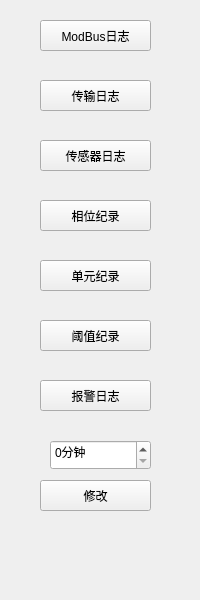
Before: the Qt Designer form IDC_TestSystem/mpdu/m_toolbox/m_logstoolwid.ui in ChinaClever/IDC_TestSystem, drawn with Qt 5.
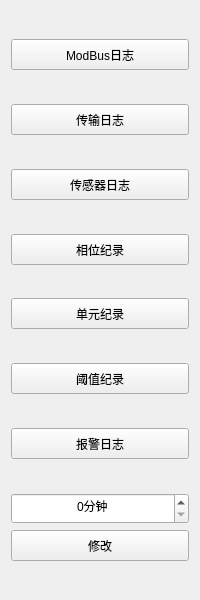
After: the same form once the commit is applied.

Commit message: 界面适应性修改

```diff
--- a/IDC_TestSystem/mpdu/m_toolbox/m_logstoolwid.ui
+++ b/IDC_TestSystem/mpdu/m_toolbox/m_logstoolwid.ui
@@ -13,126 +13,248 @@
   <property name="windowTitle">
    <string>Form</string>
   </property>
-  <widget class="QPushButton" name="timeBtn">
-   <property name="geometry">
-    <rect>
-     <x>40</x>
-     <y>480</y>
-     <width>111</width>
-     <height>31</height>
-    </rect>
-   </property>
-   <property name="text">
-    <string>修改</string>
-   </property>
-  </widget>
-  <widget class="QPushButton" name="transBtn">
-   <property name="geometry">
-    <rect>
-     <x>40</x>
-     <y>80</y>
-     <width>111</width>
-     <height>31</height>
-    </rect>
-   </property>
-   <property name="text">
-    <string>传输日志</string>
-   </property>
-  </widget>
-  <widget class="QPushButton" name="thresholdBtn">
-   <property name="geometry">
-    <rect>
-     <x>40</x>
-     <y>320</y>
-     <width>111</width>
-     <height>31</height>
-    </rect>
-   </property>
-   <property name="text">
-    <string>阈值纪录</string>
-   </property>
-  </widget>
-  <widget class="QSpinBox" name="spinBox">
-   <property name="geometry">
-    <rect>
-     <x>50</x>
-     <y>440</y>
-     <width>101</width>
-     <height>30</height>
-    </rect>
-   </property>
-   <property name="suffix">
-    <string>分钟</string>
-   </property>
-   <property name="maximum">
-    <number>999</number>
-   </property>
-  </widget>
-  <widget class="QPushButton" name="recordBtn">
-   <property name="geometry">
-    <rect>
-     <x>40</x>
-     <y>200</y>
-     <width>111</width>
-     <height>31</height>
-    </rect>
-   </property>
-   <property name="text">
-    <string>相位纪录</string>
-   </property>
-  </widget>
-  <widget class="QPushButton" name="modbusBtn">
-   <property name="geometry">
-    <rect>
-     <x>40</x>
-     <y>20</y>
-     <width>111</width>
-     <height>31</height>
-    </rect>
-   </property>
-   <property name="text">
-    <string>ModBus日志</string>
-   </property>
-  </widget>
-  <widget class="QPushButton" name="envBtn">
-   <property name="geometry">
-    <rect>
-     <x>40</x>
-     <y>140</y>
-     <width>111</width>
-     <height>31</height>
-    </rect>
-   </property>
-   <property name="text">
-    <string>传感器日志</string>
-   </property>
-  </widget>
-  <widget class="QPushButton" name="alarmBtn">
-   <property name="geometry">
-    <rect>
-     <x>40</x>
-     <y>380</y>
-     <width>111</width>
-     <height>31</height>
-    </rect>
-   </property>
-   <property name="text">
-    <string>报警日志</string>
-   </property>
-  </widget>
-  <widget class="QPushButton" name="outputBtn">
-   <property name="geometry">
-    <rect>
-     <x>40</x>
-     <y>260</y>
-     <width>111</width>
-     <height>31</height>
-    </rect>
-   </property>
-   <property name="text">
-    <string>单元纪录</string>
-   </property>
-  </widget>
+  <layout class="QVBoxLayout" name="verticalLayout">
+   <item>
+    <spacer name="verticalSpacer">
+     <property name="orientation">
+      <enum>Qt::Vertical</enum>
+     </property>
+     <property name="sizeHint" stdset="0">
+      <size>
+       <width>20</width>
+       <height>40</height>
+      </size>
+     </property>
+    </spacer>
+   </item>
+   <item>
+    <widget class="QPushButton" name="modbusBtn">
+     <property name="minimumSize">
+      <size>
+       <width>0</width>
+       <height>31</height>
+      </size>
+     </property>
+     <property name="text">
+      <string>ModBus日志</string>
+     </property>
+    </widget>
+   </item>
+   <item>
+    <spacer name="verticalSpacer_2">
+     <property name="orientation">
+      <enum>Qt::Vertical</enum>
+     </property>
+     <property name="sizeHint" stdset="0">
+      <size>
+       <width>20</width>
+       <height>40</height>
+      </size>
+     </property>
+    </spacer>
+   </item>
+   <item>
+    <widget class="QPushButton" name="transBtn">
+     <property name="minimumSize">
+      <size>
+       <width>0</width>
+       <height>31</height>
+      </size>
+     </property>
+     <property name="text">
+      <string>传输日志</string>
+     </property>
+    </widget>
+   </item>
+   <item>
+    <spacer name="verticalSpacer_3">
+     <property name="orientation">
+      <enum>Qt::Vertical</enum>
+     </property>
+     <property name="sizeHint" stdset="0">
+      <size>
+       <width>20</width>
+       <height>40</height>
+      </size>
+     </property>
+    </spacer>
+   </item>
+   <item>
+    <widget class="QPushButton" name="envBtn">
+     <property name="minimumSize">
+      <size>
+       <width>0</width>
+       <height>31</height>
+      </size>
+     </property>
+     <property name="text">
+      <string>传感器日志</string>
+     </property>
+    </widget>
+   </item>
+   <item>
+    <spacer name="verticalSpacer_4">
+     <property name="orientation">
+      <enum>Qt::Vertical</enum>
+     </property>
+     <property name="sizeHint" stdset="0">
+      <size>
+       <width>20</width>
+       <height>40</height>
+      </size>
+     </property>
+    </spacer>
+   </item>
+   <item>
+    <widget class="QPushButton" name="recordBtn">
+     <property name="minimumSize">
+      <size>
+       <width>0</width>
+       <height>31</height>
+      </size>
+     </property>
+     <property name="text">
+      <string>相位纪录</string>
+     </property>
+    </widget>
+   </item>
+   <item>
+    <spacer name="verticalSpacer_5">
+     <property name="orientation">
+      <enum>Qt::Vertical</enum>
+     </property>
+     <property name="sizeHint" stdset="0">
+      <size>
+       <width>20</width>
+       <height>40</height>
+      </size>
+     </property>
+    </spacer>
+   </item>
+   <item>
+    <widget class="QPushButton" name="outputBtn">
+     <property name="minimumSize">
+      <size>
+       <width>0</width>
+       <height>31</height>
+      </size>
+     </property>
+     <property name="text">
+      <string>单元纪录</string>
+     </property>
+    </widget>
+   </item>
+   <item>
+    <spacer name="verticalSpacer_6">
+     <property name="orientation">
+      <enum>Qt::Vertical</enum>
+     </property>
+     <property name="sizeHint" stdset="0">
+      <size>
+       <width>20</width>
+       <height>40</height>
+      </size>
+     </property>
+    </spacer>
+   </item>
+   <item>
+    <widget class="QPushButton" name="thresholdBtn">
+     <property name="minimumSize">
+      <size>
+       <width>0</width>
+       <height>31</height>
+      </size>
+     </property>
+     <property name="text">
+      <string>阈值纪录</string>
+     </property>
+    </widget>
+   </item>
+   <item>
+    <spacer name="verticalSpacer_7">
+     <property name="orientation">
+      <enum>Qt::Vertical</enum>
+     </property>
+     <property name="sizeHint" stdset="0">
+      <size>
+       <width>20</width>
+       <height>40</height>
+      </size>
+     </property>
+    </spacer>
+   </item>
+   <item>
+    <widget class="QPushButton" name="alarmBtn">
+     <property name="minimumSize">
+      <size>
+       <width>0</width>
+       <height>31</height>
+      </size>
+     </property>
+     <property name="text">
+      <string>报警日志</string>
+     </property>
+    </widget>
+   </item>
+   <item>
+    <spacer name="verticalSpacer_8">
+     <property name="orientation">
+      <enum>Qt::Vertical</enum>
+     </property>
+     <property name="sizeHint" stdset="0">
+      <size>
+       <width>20</width>
+       <height>40</height>
+      </size>
+     </property>
+    </spacer>
+   </item>
+   <item>
+    <widget class="QSpinBox" name="spinBox">
+     <property name="minimumSize">
+      <size>
+       <width>0</width>
+       <height>31</height>
+      </size>
+     </property>
+     <property name="alignment">
+      <set>Qt::AlignCenter</set>
+     </property>
+     <property name="suffix">
+      <string>分钟</string>
+     </property>
+     <property name="maximum">
+      <number>999</number>
+     </property>
+    </widget>
+   </item>
+   <item>
+    <widget class="QPushButton" name="timeBtn">
+     <property name="minimumSize">
+      <size>
+       <width>0</width>
+       <height>31</height>
+      </size>
+     </property>
+     <property name="text">
+      <string>修改</string>
+     </property>
+    </widget>
+   </item>
+   <item>
+    <spacer name="verticalSpacer_9">
+     <property name="orientation">
+      <enum>Qt::Vertical</enum>
+     </property>
+     <property name="sizeHint" stdset="0">
+      <size>
+       <width>20</width>
+       <height>40</height>
+      </size>
+     </property>
+    </spacer>
+   </item>
+  </layout>
  </widget>
  <resources/>
  <connections/>
```
The commit also changes 39 other files.
